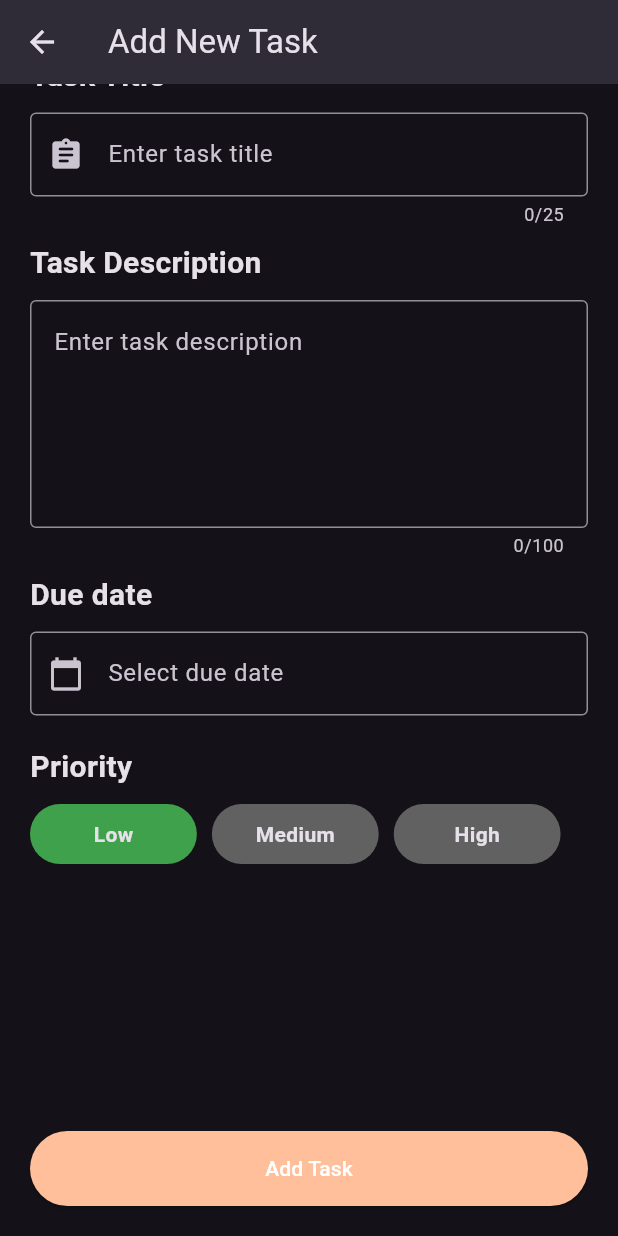
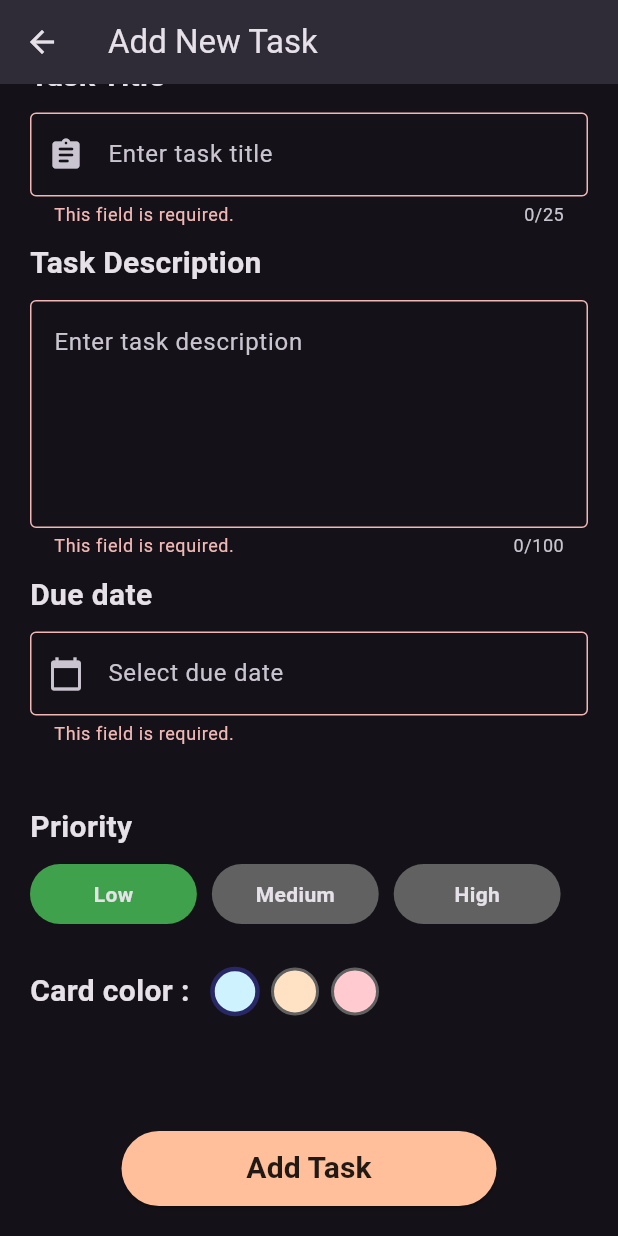
Before and after one commit to chimnayajith/todo-app-riverpod, a Flutter app: the AddTaskScreen screen opened directly, scrolled down 40 dp, after a tap on "Add Task", on a phone screen of 412 x 824 dp. Run offline on Flutter 3.47's test engine with Material 3 defaults, Android fonts, the phone set to English and light mode, and no system bars; our stand-ins replace easy_date_timeline, flutter_riverpod, freezed_annotation.

Commit message:
Added color picker for new task

```diff
--- a/lib/models/task.dart
+++ b/lib/models/task.dart
@@ -10,11 +10,11 @@ class Task with _$Task {
     required String title,
     required String description,
     required DateTime dueDate,
+    required String priority,
+    required bool isCompleted,
+    required String cardColor,
     required DateTime createdAt,
     required DateTime updatedAt,
-    required bool isCompleted,
-    required String priority,
-    required String cardColor,
   }) = _Task;
 
   factory Task.fromJson(Map<String, dynamic> json) => _$TaskFromJson(json);
--- a/lib/providers/providers.dart
+++ b/lib/providers/providers.dart
@@ -1,3 +1,4 @@
+import 'package:flutter/material.dart';
 import 'package:flutter_riverpod/flutter_riverpod.dart';
 
 final currentIndexProvider = StateProvider<int>((ref) {
@@ -11,3 +12,7 @@ final dateProvider = AutoDisposeStateProvider<DateTime>((ref) {
 final priorityProvider = AutoDisposeStateProvider<String>((ref) {
   return "low";
 });
+
+final colorProvider = AutoDisposeStateProvider<Color>((ref) {
+  return Color.fromARGB(255, 206, 242, 254);
+});
--- a/lib/screens/add_task_screen.dart
+++ b/lib/screens/add_task_screen.dart
@@ -1,5 +1,7 @@
 import 'package:flutter/material.dart';
 import 'package:flutter_riverpod/flutter_riverpod.dart';
+import 'package:todo_app/providers/providers.dart';
+import 'package:todo_app/widgets/color_picker.dart';
 import 'package:todo_app/widgets/common_text_field.dart';
 import 'package:todo_app/widgets/date_picker.dart';
 import 'package:todo_app/widgets/priority_selector.dart';
@@ -15,6 +17,8 @@ class _AddTaskScreenState extends ConsumerState<AddTaskScreen> {
   final TextEditingController _titleController = TextEditingController();
   final TextEditingController _descriptionController = TextEditingController();
 
+  final _formKey = GlobalKey<FormState>();
+
   @override
   Widget build(BuildContext context) {
     return Scaffold(
@@ -22,12 +26,13 @@ class _AddTaskScreenState extends ConsumerState<AddTaskScreen> {
           title: const Text("Add New Task"),
         ),
         body: SingleChildScrollView(
-            physics: const NeverScrollableScrollPhysics(),
             padding: const EdgeInsets.all(20.0),
             child: SizedBox(
                 height: MediaQuery.of(context).size.height -
                     kToolbarHeight -
                     (MediaQuery.of(context).padding.vertical * 2),
+                child: Form(
+                  key: _formKey,
                   child: Column(
                     mainAxisAlignment: MainAxisAlignment.spaceBetween,
                     children: [
@@ -52,19 +57,28 @@ class _AddTaskScreenState extends ConsumerState<AddTaskScreen> {
                           const SizedBox(height: 10),
                           DatePicker(),
                           const SizedBox(height: 20),
-                      PrioritySelector()
+                          const SizedBox(height: 20),
+                          PrioritySelector(),
+                          const SizedBox(height: 30),
+                          const ColorPicker()
                         ],
                       ),
                       ElevatedButton(
                         style: ElevatedButton.styleFrom(
-                        minimumSize: Size.fromHeight(50),
-                        backgroundColor: Color(0xffFFBF9B),
-                        foregroundColor: Colors.white),
-                    child: Text("Add Task"),
-                    onPressed: () {},
+                            minimumSize: const Size(250, 50),
+                            backgroundColor: const Color(0xffFFBF9B),
+                            foregroundColor: Colors.black87),
+                        child: const Text(
+                          "Add Task",
+                          style: TextStyle(
+                              fontSize: 20, fontWeight: FontWeight.bold),
+                        ),
+                        onPressed: () {
+                          if (_formKey.currentState!.validate()) {}
+                        },
                       )
                     ],
                   ),
-            )));
+                ))));
   }
 }
--- a/lib/screens/home_screen.dart
+++ b/lib/screens/home_screen.dart
@@ -86,18 +86,10 @@ class _HomeScreenState extends State<HomeScreen> {
                     Icons.home,
                     color: currentIndex == 0 ? Colors.amber : Colors.white,
                   ),
-                  selectedIcon: const Icon(
-                    Icons.home,
-                    color: Colors.amber,
-                  ),
                   label: "Home"),
               NavigationDestination(
                   icon: Icon(Icons.calendar_month,
                       color: currentIndex == 1 ? Colors.amber : Colors.white),
-                  selectedIcon: const Icon(
-                    Icons.calendar_month,
-                    color: Colors.amber,
-                  ),
                   label: "Upcoming")
             ],
           ),
--- /dev/null
+++ b/lib/widgets/color_picker.dart
@@ -0,0 +1,49 @@
+import 'package:flutter/material.dart';
+import 'package:flutter_riverpod/flutter_riverpod.dart';
+import 'package:todo_app/providers/providers.dart';
+
+class ColorPicker extends ConsumerWidget {
+  const ColorPicker({super.key});
+
+  @override
+  Widget build(BuildContext context, WidgetRef ref) {
+    Color selectedColor = ref.watch(colorProvider);
+    Widget buildColorButton(Color color) {
+      return GestureDetector(
+        onTap: () {
+          ref.read(colorProvider.notifier).state = color;
+        },
+        child: Container(
+          width: 30,
+          height: 30,
+          decoration: BoxDecoration(
+              shape: BoxShape.circle,
+              color: color,
+              border: Border.all(
+                strokeAlign: BorderSide.strokeAlignCenter,
+                color: selectedColor == color
+                    ? const Color.fromARGB(255, 41, 40, 103)
+                    : Colors.grey.shade700,
+                width: selectedColor == color ? 3.0 : 2.0,
+              )),
+        ),
+      );
+    }
+
+    return Row(
+      children: [
+        const Text(
+          "Card color : ",
+          style: TextStyle(fontSize: 20, fontWeight: FontWeight.bold),
+        ),
+        const SizedBox(width: 10),
+        buildColorButton(const Color.fromARGB(255, 206, 242, 254)),
+        const SizedBox(width: 10),
+        buildColorButton(const Color.fromARGB(255, 255, 226, 196)),
+        const SizedBox(width: 10),
+        buildColorButton(const Color.fromARGB(255, 255, 202, 208)),
+        // const SizedBox(width: 10),
+      ],
+    );
+  }
+}
--- a/lib/widgets/common_text_field.dart
+++ b/lib/widgets/common_text_field.dart
@@ -29,6 +29,12 @@ class CommonTextFied extends StatelessWidget {
         ),
         const SizedBox(height: 10),
         TextFormField(
+          validator: (value) {
+            if (value == null || value.isEmpty) {
+              return "This field is required.";
+            }
+            return null;
+          },
           controller: controller,
           maxLength: maxLength,
           autocorrect: false,
--- a/lib/widgets/date_picker.dart
+++ b/lib/widgets/date_picker.dart
@@ -21,6 +21,12 @@ class DatePicker extends ConsumerWidget {
         ),
         const SizedBox(height: 10),
         TextFormField(
+          validator: (value) {
+            if (value == null || value.isEmpty) {
+              return "This field is required.";
+            }
+            return null;
+          },
           controller: dateController,
           readOnly: true,
           maxLines: 1,
```
Also changed, not shown: lib/utils/util.dart (deleted). Lines whose indentation alone changed are shown as unchanged.
